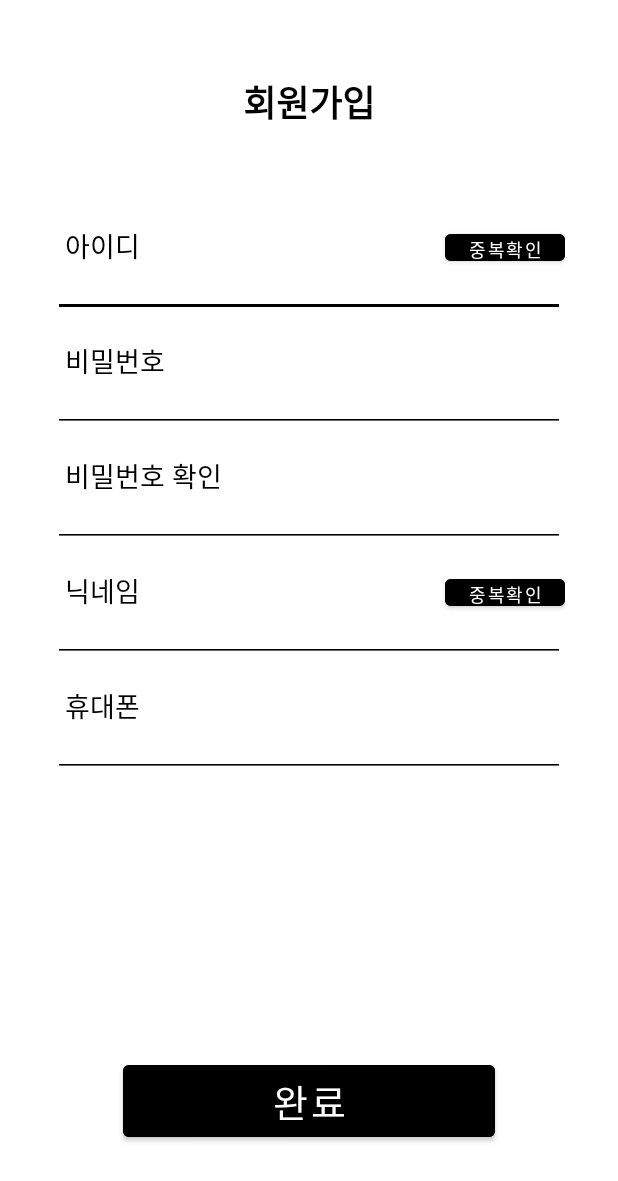
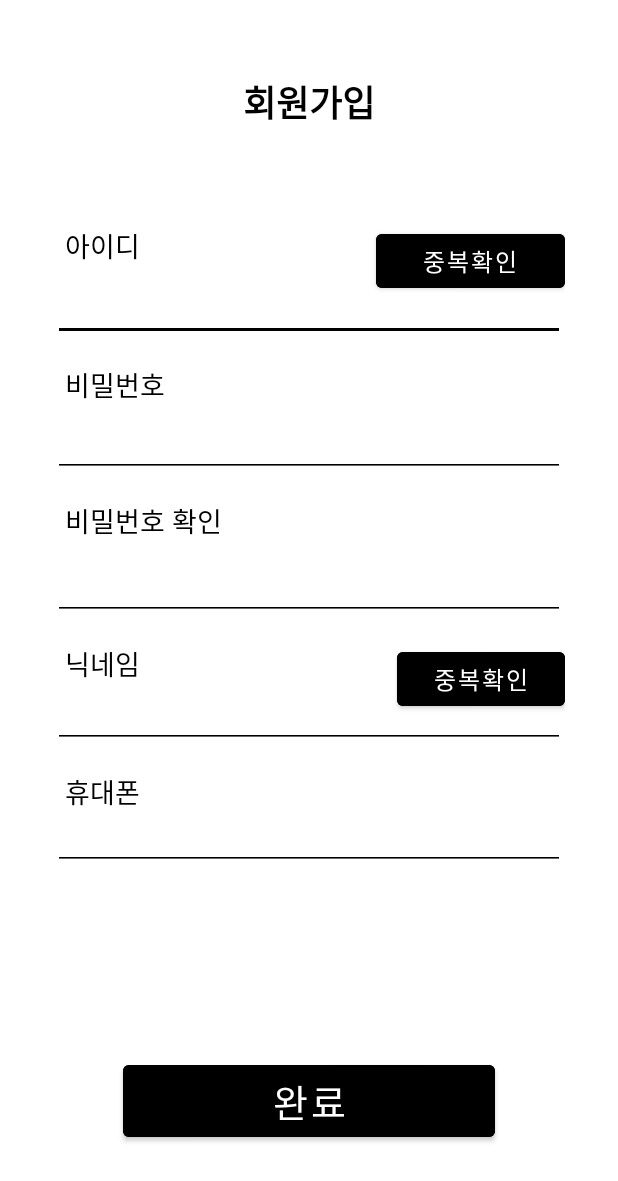
Before and after one commit to Sookyung87/MobileProgramming, an Android app: the layout activity_register.xml on its own in the app's theme, with its tools: preview values and no code run, on a phone screen of 412 x 824 dp. Shown: the top 1181 px of the screen. Run offline under Robolectric (Android 15) with nearby library versions, the light colour scheme and no system bars.

Commit message:
회원가입 사이즈 수정.

```diff
--- a/app/src/main/res/layout/activity_register.xml
+++ b/app/src/main/res/layout/activity_register.xml
@@ -38,15 +38,15 @@
 
             <FrameLayout
                 android:layout_width="match_parent"
-                android:layout_height="wrap_content">
+                android:layout_height="77dp">
 
                 <TextView
                     android:id="@+id/textView2"
                     android:layout_width="wrap_content"
                     android:layout_height="wrap_content"
                     android:layout_gravity="top|left"
+                    android:layout_marginLeft="8dp"
                     android:layout_marginBottom="34dp"
-                    android:layout_marginLeft="8dp"
                     android:text="아이디"
                     android:textColor="#000000"
                     android:textSize="18sp" />
@@ -54,7 +54,7 @@
                 <EditText
                     android:id="@+id/editTextId_Reg"
                     android:layout_width="match_parent"
-                    android:layout_height="wrap_content"
+                    android:layout_height="61dp"
                     android:layout_gravity="bottom"
                     android:backgroundTint="#000000"
                     android:ems="10"
@@ -65,15 +65,15 @@
 
                 <Button
                     android:id="@+id/btnCheckId_Reg"
-                    android:layout_width="80dp"
-                    android:layout_height="30dp"
+                    android:layout_width="126dp"
+                    android:layout_height="wrap_content"
                     android:layout_gravity="right|top"
                     android:backgroundTint="#000000"
+                    android:padding="1dp"
                     android:text="중복확인"
                     android:textAlignment="center"
                     android:textColor="#FFFFFF"
-                    android:padding="1dp"
-                    android:textSize="12sp"
+                    android:textSize="16sp"
                     tools:ignore="RtlCompat" />
             </FrameLayout>
 
@@ -102,13 +102,14 @@
 
                 <EditText
                     android:id="@+id/editTextPass_Reg"
+                    style="@android:style/Widget.EditText"
                     android:layout_width="match_parent"
-                    android:layout_height="wrap_content"
-                    android:paddingLeft="8dp"
+                    android:layout_height="75dp"
+                    android:layout_gravity="bottom"
                     android:backgroundTint="#000000"
                     android:ems="10"
-                    android:layout_gravity="bottom"
                     android:inputType="textPassword"
+                    android:paddingLeft="8dp"
                     android:textColor="#000000"
                     android:textColorHint="#8D000000" />
             </FrameLayout>
@@ -139,12 +140,12 @@
                 <EditText
                     android:id="@+id/editTextRePass_Reg"
                     android:layout_width="match_parent"
-                    android:layout_height="wrap_content"
-                    android:paddingLeft="8dp"
+                    android:layout_height="80dp"
+                    android:layout_gravity="bottom"
                     android:backgroundTint="#000000"
                     android:ems="10"
-                    android:layout_gravity="bottom"
                     android:inputType="textPassword"
+                    android:paddingLeft="8dp"
                     android:textColor="#000000"
                     android:textColorHint="#8D000000" />
 
@@ -175,27 +176,27 @@
                 <EditText
                     android:id="@+id/editTextNick_Reg"
                     android:layout_width="match_parent"
-                    android:layout_height="wrap_content"
-                    android:paddingLeft="8dp"
+                    android:layout_height="70dp"
+                    android:layout_gravity="bottom"
                     android:backgroundTint="#000000"
                     android:ems="10"
-                    android:layout_gravity="bottom"
                     android:inputType="text"
                     android:maxLength="20"
+                    android:paddingLeft="8dp"
                     android:textColor="#000000"
                     android:textColorHint="#8D000000" />
 
                 <Button
                     android:id="@+id/btnCheckNick_Reg"
-                    android:layout_width="80dp"
-                    android:layout_height="30dp"
+                    android:layout_width="112dp"
+                    android:layout_height="wrap_content"
                     android:layout_gravity="right|top"
                     android:backgroundTint="#000000"
+                    android:padding="1dp"
                     android:text="중복확인"
                     android:textAlignment="center"
                     android:textColor="#FFFFFF"
-                    android:padding="1dp"
-                    android:textSize="12sp"
+                    android:textSize="16sp"
                     tools:ignore="RtlCompat" />
             </FrameLayout>
 
@@ -225,14 +226,15 @@
                 <EditText
                     android:id="@+id/editTextPhone_Reg"
                     android:layout_width="match_parent"
-                    android:layout_height="wrap_content"
-                    android:paddingLeft="8dp"
+                    android:layout_height="66dp"
+                    android:layout_gravity="bottom"
                     android:backgroundTint="#000000"
                     android:ems="10"
-                    android:layout_gravity="bottom"
                     android:inputType="number"
+                    android:paddingLeft="8dp"
                     android:textColor="#000000"
-                    android:textColorHint="#8D000000" />
+                    android:textColorHint="#8D000000"
+                    android:textSize="20sp" />
 
             </FrameLayout>
 
```
